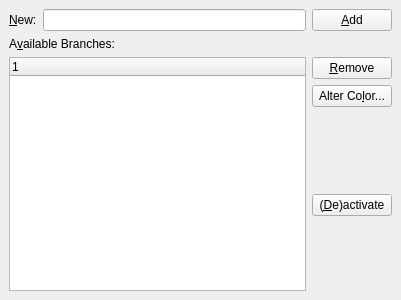
Above: src/frontends/qt4/ui/BranchesUi.ui from rpavlik/lyx-lucid-backport before the change. Below: the same form after it.
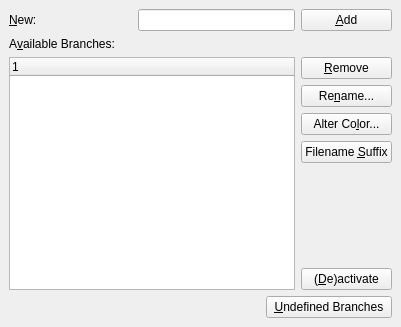
That is the form after the change.

The edit to the form file:
```diff
--- a/src/frontends/qt4/ui/BranchesUi.ui
+++ b/src/frontends/qt4/ui/BranchesUi.ui
@@ -9,7 +9,7 @@
     <x>0</x>
     <y>0</y>
     <width>401</width>
-    <height>300</height>
+    <height>327</height>
    </rect>
   </property>
   <property name="windowTitle" >
@@ -22,10 +22,27 @@
    <property name="spacing" >
     <number>6</number>
    </property>
-   <item row="0" column="1" >
-    <widget class="QLineEdit" name="newBranchLE" />
+   <item row="0" column="0" >
+    <widget class="QLabel" name="newBranchLA" >
+     <property name="text" >
+      <string>&amp;New:</string>
+     </property>
+     <property name="buddy" >
+      <cstring>newBranchLE</cstring>
+     </property>
+    </widget>
    </item>
-   <item row="5" column="2" >
+   <item row="5" column="3" >
+    <widget class="QPushButton" name="suffixPB" >
+     <property name="toolTip" >
+      <string>Append the name of this branch to the output filename, given the branch is active.</string>
+     </property>
+     <property name="text" >
+      <string>Filename &amp;Suffix</string>
+     </property>
+    </widget>
+   </item>
+   <item row="6" column="3" >
     <spacer>
      <property name="orientation" >
       <enum>Qt::Vertical</enum>
@@ -35,23 +52,36 @@
      </property>
      <property name="sizeHint" >
       <size>
-       <width>20</width>
+       <width>83</width>
+       <height>51</height>
+      </size>
+     </property>
+    </spacer>
+   </item>
+   <item row="8" column="2" colspan="2" >
+    <widget class="QPushButton" name="unknownPB" >
+     <property name="toolTip" >
+      <string>Show undefined branches used in this document.</string>
+     </property>
+     <property name="text" >
+      <string>&amp;Undefined Branches</string>
+     </property>
+    </widget>
+   </item>
+   <item row="8" column="0" colspan="2" >
+    <spacer>
+     <property name="orientation" >
+      <enum>Qt::Horizontal</enum>
+     </property>
+     <property name="sizeHint" >
+      <size>
+       <width>251</width>
        <height>20</height>
       </size>
      </property>
     </spacer>
    </item>
-   <item row="0" column="2" >
-    <widget class="QPushButton" name="addBranchPB" >
-     <property name="toolTip" >
-      <string>Add a new branch to the list</string>
-     </property>
-     <property name="text" >
-      <string>&amp;Add</string>
-     </property>
-    </widget>
-   </item>
-   <item row="1" column="0" colspan="2" >
+   <item row="1" column="0" colspan="3" >
     <widget class="QLabel" name="availableLB" >
      <property name="text" >
       <string>A&amp;vailable Branches:</string>
@@ -61,30 +91,7 @@
      </property>
     </widget>
    </item>
-   <item row="0" column="0" >
-    <widget class="QLabel" name="newBranchLA" >
-     <property name="text" >
-      <string>&amp;New:</string>
-     </property>
-     <property name="buddy" >
-      <cstring>newBranchLE</cstring>
-     </property>
-    </widget>
-   </item>
-   <item rowspan="4" row="2" column="0" colspan="2" >
-    <widget class="QTreeWidget" name="branchesTW" />
-   </item>
-   <item row="2" column="2" >
-    <widget class="QPushButton" name="removePB" >
-     <property name="toolTip" >
-      <string>Remove the selected branch</string>
-     </property>
-     <property name="text" >
-      <string>&amp;Remove</string>
-     </property>
-    </widget>
-   </item>
-   <item row="5" column="2" >
+   <item row="7" column="3" >
     <widget class="QPushButton" name="activatePB" >
      <property name="toolTip" >
       <string>Toggle the selected branch</string>
@@ -94,7 +101,23 @@
      </property>
     </widget>
    </item>
-   <item row="3" column="2" >
+   <item rowspan="6" row="2" column="0" colspan="3" >
+    <widget class="QTreeWidget" name="branchesTW" />
+   </item>
+   <item row="0" column="3" >
+    <widget class="QPushButton" name="addBranchPB" >
+     <property name="toolTip" >
+      <string>Add a new branch to the list</string>
+     </property>
+     <property name="text" >
+      <string>&amp;Add</string>
+     </property>
+    </widget>
+   </item>
+   <item row="0" column="1" colspan="2" >
+    <widget class="QLineEdit" name="newBranchLE" />
+   </item>
+   <item row="4" column="3" >
     <widget class="QPushButton" name="colorPB" >
      <property name="toolTip" >
       <string>Define or change background color</string>
@@ -104,6 +127,26 @@
      </property>
     </widget>
    </item>
+   <item row="2" column="3" >
+    <widget class="QPushButton" name="removePB" >
+     <property name="toolTip" >
+      <string>Remove the selected branch</string>
+     </property>
+     <property name="text" >
+      <string>&amp;Remove</string>
+     </property>
+    </widget>
+   </item>
+   <item row="3" column="3" >
+    <widget class="QPushButton" name="renamePB" >
+     <property name="toolTip" >
+      <string>Change the name of the selected branch</string>
+     </property>
+     <property name="text" >
+      <string>Re&amp;name...</string>
+     </property>
+    </widget>
+   </item>
   </layout>
  </widget>
  <pixmapfunction></pixmapfunction>
```
Left out of the diff: 4 changed lines with no effect on the pictures.
